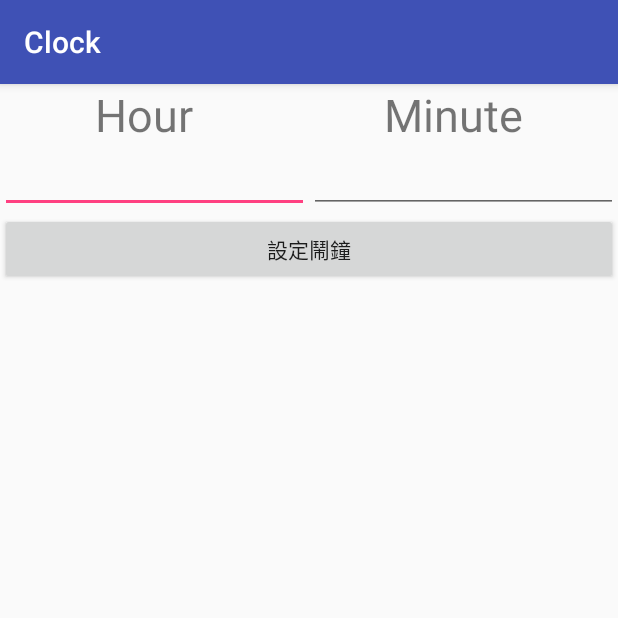
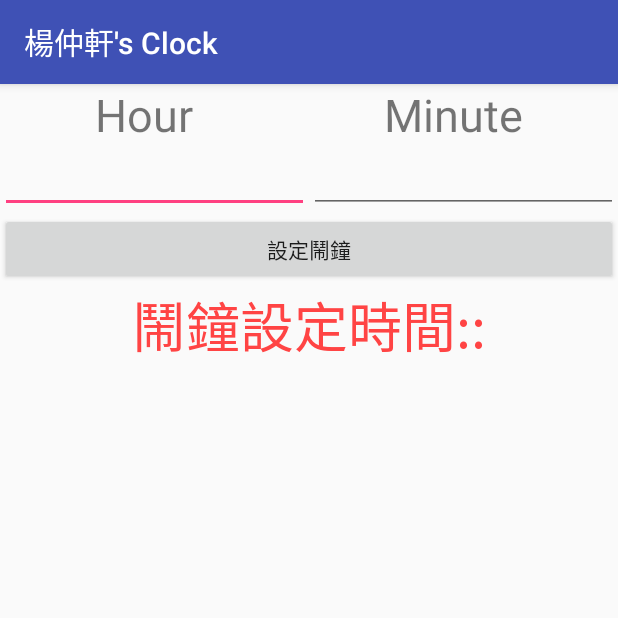
Before and after one commit to ych861031/AndroidAPP_Clock, an Android app: the screen it shows after launch (MainActivity), after a tap on "設定鬧鐘", on a phone screen of 412 x 824 dp, the top half of it. Run offline under Robolectric (Android 15) with nearby library versions, the phone set to English and light mode, and no system bars; 2 statements that could not run were skipped.

Commit message:
add textview and set clock

```diff
--- a/app/src/main/AndroidManifest.xml
+++ b/app/src/main/AndroidManifest.xml
@@ -17,6 +17,8 @@
             </intent-filter>
         </activity>
 
+        <receiver android:name=".Clock"></receiver>
+
 
     </application>
 
--- a/app/src/main/java/com/example/yangchunghsuan/clock/MainActivity.java
+++ b/app/src/main/java/com/example/yangchunghsuan/clock/MainActivity.java
@@ -7,7 +7,10 @@ import android.support.v7.app.AppCompatActivity;
 import android.os.Bundle;
 import android.view.View;
 import android.widget.EditText;
+import android.widget.TextView;
 import android.widget.Toast;
+
+import java.util.Calendar;
 
 public class MainActivity extends AppCompatActivity {
 
@@ -16,6 +19,7 @@ public class MainActivity extends AppCompatActivity {
     EditText editText_minute;
     PendingIntent pendingIntent;
     AlarmManager alarmManager;
+    TextView textView_setview;
 
 
     @Override
@@ -25,6 +29,7 @@ public class MainActivity extends AppCompatActivity {
 
         editText_hour = findViewById(R.id.editTextHour);
         editText_minute = findViewById(R.id.editTextMinute);
+        textView_setview = findViewById(R.id.textView_settime);
 
         Intent intent = new Intent();
         intent.setClass(MainActivity.this,Clock.class);
@@ -32,15 +37,25 @@ public class MainActivity extends AppCompatActivity {
 
         alarmManager = (AlarmManager) getSystemService(ALARM_SERVICE);
 
-
-
     }
 
 
     public void fn_setClock(View v){
+        Calendar c = Calendar.getInstance();
+        c.setTimeInMillis(System.currentTimeMillis());
+
+        c.set(Calendar.HOUR_OF_DAY, Integer.parseInt(editText_hour.getText().toString()));
+        c.set(Calendar.MINUTE, Integer.parseInt(editText_minute.getText().toString()));
+        c.set(Calendar.SECOND,0);
+        c.set(Calendar.MILLISECOND,0);
 
 
 
+        alarmManager.set(AlarmManager.RTC_WAKEUP,c.getTimeInMillis()-500,pendingIntent);
+
         Toast.makeText(MainActivity.this,"鬧鐘設定完成",Toast.LENGTH_SHORT).show();
+
+
+        textView_setview.setText("鬧鐘設定時間:"+editText_hour.getText().toString()+":"+editText_minute.getText().toString());
     }
 }
--- a/app/src/main/res/layout/activity_main.xml
+++ b/app/src/main/res/layout/activity_main.xml
@@ -72,5 +72,13 @@
             android:onClick="fn_setClock"
             />
 
+        <TextView
+            android:id="@+id/textView_settime"
+            android:layout_width="match_parent"
+            android:layout_height="wrap_content"
+            android:textAlignment="center"
+            android:textColor="@android:color/holo_red_light"
+            android:textSize="36sp" />
+
     </LinearLayout>
 </android.support.constraint.ConstraintLayout>
--- a/app/src/main/res/values/strings.xml
+++ b/app/src/main/res/values/strings.xml
@@ -1,3 +1,3 @@
 <resources>
-    <string name="app_name">Clock</string>
+    <string name="app_name">"楊仲軒's Clock"</string>
 </resources>
```
